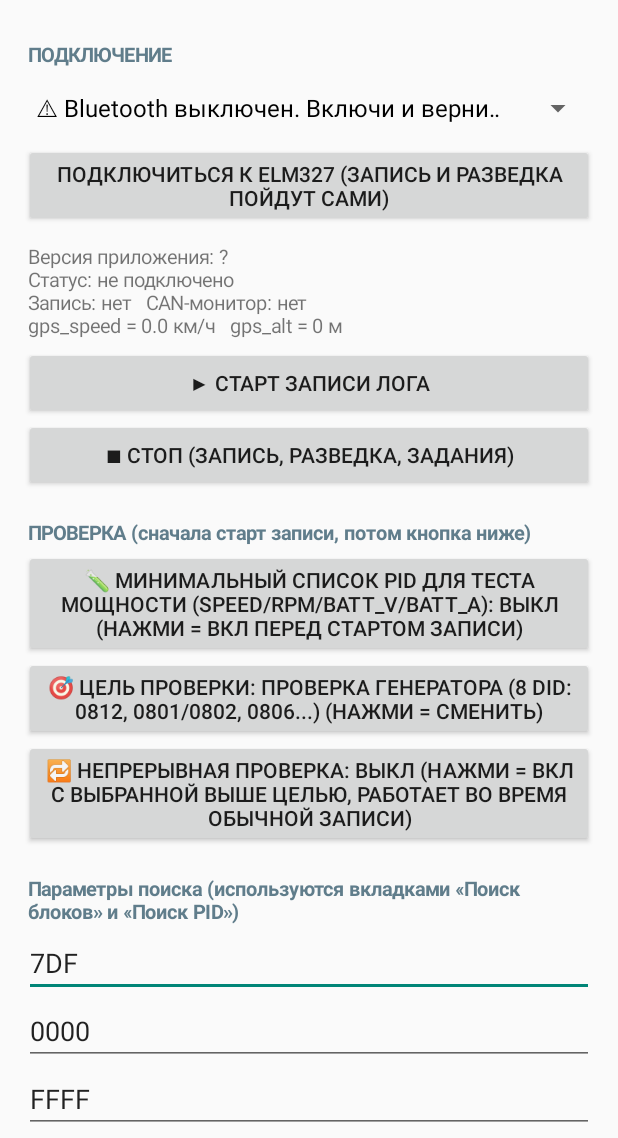
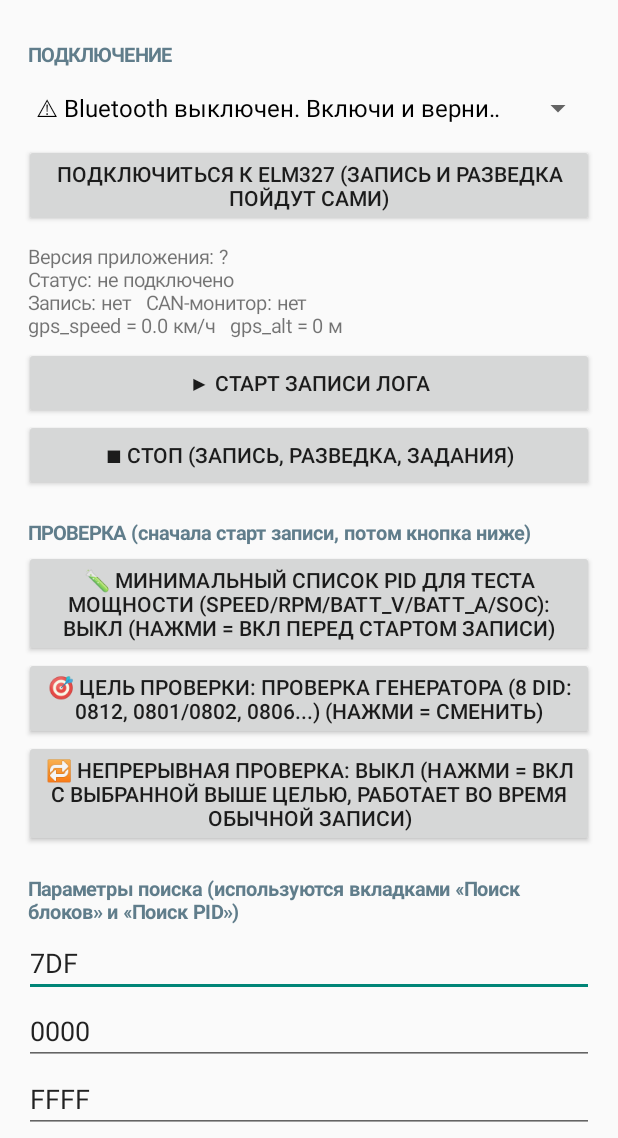
Before and after one commit to belovw/evlogger, an Android app: the screen it shows after launch (MainActivity), on a phone screen of 412 x 824 dp, the part 98-1236 px from its top. Run offline under Robolectric (Android 15) with nearby library versions, the phone set to English and light mode, and no system bars.

Commit message:
Add SOC (soc_5b_pct) to the minimal PID list
The minimal list used for power-candidate tests now also reads
soc_5b_pct (7EA 015B), so SOC, battery voltage and current are logged
together. Label of the minimal-list toggle updated to match.

Co-Authored-By: Claude Haiku 5.5 <noreply@anthropic.com>
Claude-Session: https://claude.ai/code/session_0196dyxDXGmfU3K48LPCAuKx

```diff
--- a/app/src/main/java/com/evlogger/Elm.kt
+++ b/app/src/main/java/com/evlogger/Elm.kt
@@ -155,6 +155,7 @@ speed_kmh ; 7E8 ; 010D ; A
 rpm ; 7E8 ; 010C ; (A*256+B)/4
 batt_v ; 7A1>7A9 ; 22F228 ; (A*256+B)/10
 batt_a ; 7A1>7A9 ; 22F229 ; (A*256+B-10000)/10
+soc_5b_pct ; 7EA ; 015B ; A*100/255
 """
 
     fun loadPids(text: String): List<Pid> = text.lines()
--- a/app/src/main/java/com/evlogger/MainActivity.kt
+++ b/app/src/main/java/com/evlogger/MainActivity.kt
@@ -643,7 +643,7 @@ class MainActivity : Activity() {
         if (Elm.recheckLoopOn) toast("Крутится: ${recheckTargets[recheckTargetIdx].label}")
     }
 
-    private fun minimalPidsLabel() = if (minimalPidsOn) "🧪 Минимальный список PID для теста мощности (speed/rpm/batt_v/batt_a): ВКЛ (нажми = выкл, вернуть обычный лог)" else "🧪 Минимальный список PID для теста мощности (speed/rpm/batt_v/batt_a): ВЫКЛ (нажми = вкл перед стартом записи)"
+    private fun minimalPidsLabel() = if (minimalPidsOn) "🧪 Минимальный список PID для теста мощности (speed/rpm/batt_v/batt_a/soc): ВКЛ (нажми = выкл, вернуть обычный лог)" else "🧪 Минимальный список PID для теста мощности (speed/rpm/batt_v/batt_a/soc): ВЫКЛ (нажми = вкл перед стартом записи)"
 
     /** Переключатель урезанного списка PID: применяется только к СЛЕДУЮЩЕМУ запуску обычной записи
      *  (startLog/автостарт) - освобождает время цикла почти целиком под recheck. Останови и
```
